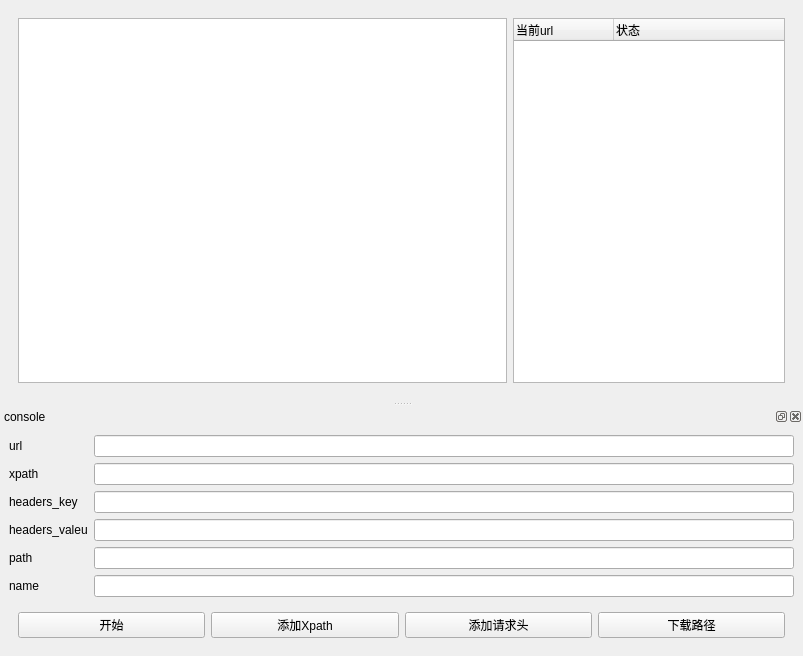
Above: main.ui from macoding1994/pyqt5_crawler before the change. Below: the same form after it.
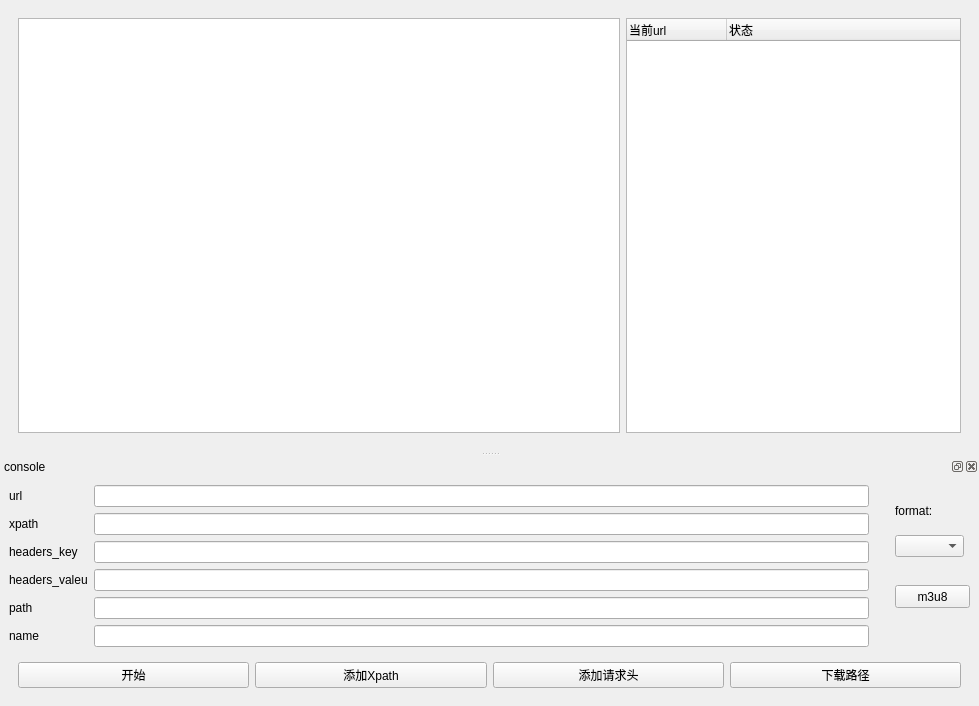
That is the form after the change.

The edit to the form file:
```diff
--- a/main.ui
+++ b/main.ui
@@ -6,8 +6,8 @@
    <rect>
     <x>0</x>
     <y>0</y>
-    <width>803</width>
-    <height>656</height>
+    <width>979</width>
+    <height>706</height>
    </rect>
   </property>
   <property name="windowTitle">
@@ -74,6 +74,83 @@
      <item row="0" column="1">
       <widget class="QLineEdit" name="line_url"/>
      </item>
+     <item row="0" column="2" rowspan="6">
+      <widget class="QGroupBox" name="groupBox">
+       <property name="minimumSize">
+        <size>
+         <width>95</width>
+         <height>0</height>
+        </size>
+       </property>
+       <property name="styleSheet">
+        <string notr="true">QGroupBox{border:none}</string>
+       </property>
+       <property name="title">
+        <string/>
+       </property>
+       <widget class="QComboBox" name="comboBox">
+        <property name="geometry">
+         <rect>
+          <x>20</x>
+          <y>50</y>
+          <width>69</width>
+          <height>22</height>
+         </rect>
+        </property>
+        <item>
+         <property name="text">
+          <string/>
+         </property>
+        </item>
+        <item>
+         <property name="text">
+          <string>picture</string>
+         </property>
+        </item>
+        <item>
+         <property name="text">
+          <string>video</string>
+         </property>
+        </item>
+        <item>
+         <property name="text">
+          <string>music</string>
+         </property>
+        </item>
+        <item>
+         <property name="text">
+          <string>m3u8</string>
+         </property>
+        </item>
+       </widget>
+       <widget class="QLabel" name="label_7">
+        <property name="geometry">
+         <rect>
+          <x>20</x>
+          <y>20</y>
+          <width>54</width>
+          <height>12</height>
+         </rect>
+        </property>
+        <property name="text">
+         <string>format:</string>
+        </property>
+       </widget>
+       <widget class="QPushButton" name="pushButton_5">
+        <property name="geometry">
+         <rect>
+          <x>20</x>
+          <y>100</y>
+          <width>75</width>
+          <height>23</height>
+         </rect>
+        </property>
+        <property name="text">
+         <string>m3u8</string>
+        </property>
+       </widget>
+      </widget>
+     </item>
      <item row="1" column="0">
       <widget class="QLabel" name="label_6">
        <property name="text">
@@ -128,7 +205,7 @@
      <item row="5" column="1">
       <widget class="QLineEdit" name="line_name"/>
      </item>
-     <item row="6" column="0" colspan="2">
+     <item row="6" column="0" colspan="3">
       <widget class="QGroupBox" name="groupBox_3">
        <property name="enabled">
         <bool>true</bool>
```
